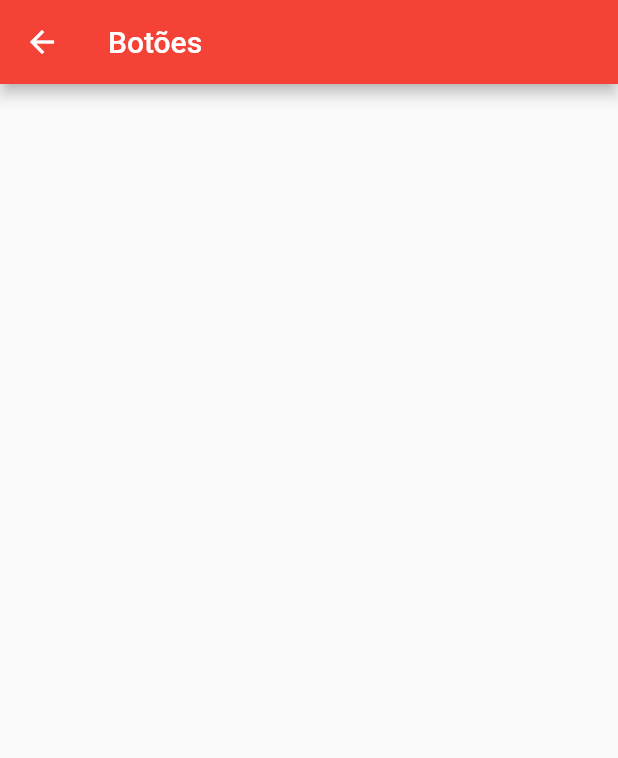
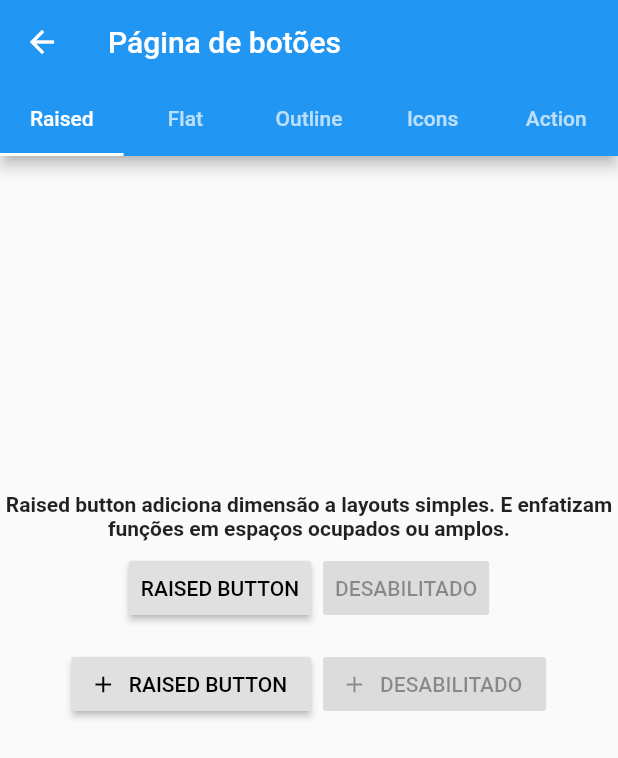
Before and after one commit to owilliamnet/flutter_widgets_demo, a Flutter app: the screen it shows after launch, in the side drawer, after a tap on "Botões", on a phone screen of 412 x 824 dp. Shown: the top 758 px of the screen. Run offline on Flutter 3.47's test engine with Material 2 defaults, Android fonts, the phone set to English and light mode, and no system bars; network calls fail.

Commit message:
Atualizações até o dia 20180906

```diff
--- a/lib/botoes_page.dart
+++ b/lib/botoes_page.dart
@@ -6,13 +6,189 @@ class BotoesPage extends StatefulWidget {
 }
 
 class _BotoesPageState extends State<BotoesPage> {
+  ShapeBorder _buttonShape;
+
   @override
   Widget build(BuildContext context) {
+    final ButtonThemeData buttonTheme = ButtonTheme.of(context).copyWith(
+      shape: _buttonShape,
+    );
     return Scaffold(
-      appBar: AppBar(
-        title: Text('Botões'),
-        backgroundColor: Colors.red,
+      body: DefaultTabController(
+        length: 5,
+        child: Scaffold(
+          appBar: AppBar(
+            title: Text('Página de botões'),
+            bottom: TabBar(
+              tabs: [
+                Tab(text: 'Raised'),
+                Tab(text: 'Flat'),
+                Tab(text: 'Outline'),
+                Tab(text: 'Icons'),
+                Tab(text: 'Action'),
+              ],
+            ),
+          ),
+          body: TabBarView(
+            children: <Widget>[
+              ButtonTheme.fromButtonThemeData(
+                data: buttonTheme,
+                child: buildRaisedButtons(
+                    'Raised button adiciona dimensão a layouts simples. E enfatizam funções em espaços ocupados ou amplos.'),
+              ),
+              ButtonTheme.fromButtonThemeData(
+                data: buttonTheme,
+                child: buildFlatButtons(
+                    'Flat button é um botão mais "clean". Recomendado em barra de ferramentas e nas caixas de diálogos.'),
+              ),
+              ButtonTheme.fromButtonThemeData(
+                data: buttonTheme,
+                child: builsOutLineButton('OutLineButton são opacos e elevam-se quando são pressionados.'),
+              ),
+              Tab(text: 'Icons'),
+              Tab(text: 'Action'),
+            ],
+          ),
+        ),
       ),
     );
   }
 }
+
+Widget builsOutLineButton(title) {
+  return Align(
+    alignment: const Alignment(0.0, -0.2),
+    child: Column(mainAxisSize: MainAxisSize.min, children: <Widget>[
+      Text(
+        title,
+        textAlign: TextAlign.center,
+        style: TextStyle(fontWeight: FontWeight.bold),
+      ),
+      ButtonBar(
+        mainAxisSize: MainAxisSize.min,
+        children: <Widget>[
+          OutlineButton(
+            child: Text('OutLine Button'),
+            color: Colors.teal,
+            onPressed: (){},
+          ),
+          OutlineButton(
+            child: Text('Outline OFF'),
+            color: Colors.teal,
+            onPressed: null,
+          ),
+        ],
+      ),
+      ButtonBar(
+        mainAxisSize: MainAxisSize.min,
+        children: <Widget> [
+          OutlineButton.icon(
+            icon: Icon(Icons.dashboard),
+            label: Text('Outline icon'),
+            onPressed: (){},
+          ),
+          OutlineButton.icon(
+            icon: Icon(Icons.dashboard),
+            label: Text('Outline off'),
+            onPressed: null,
+          ),
+        ],
+      ),
+    ]),
+  );
+}
+
+Widget buildFlatButtons(title) {
+  return Align(
+    alignment: const Alignment(0.0, -0.2),
+    child: Column(
+      mainAxisSize: MainAxisSize.min,
+      children: <Widget>[
+        Text(
+          title,
+          textAlign: TextAlign.center,
+          style: TextStyle(fontWeight: FontWeight.bold),
+        ),
+        ButtonBar(mainAxisSize: MainAxisSize.min, children: <Widget>[
+          FlatButton(
+              child: Text('FLAT BUTTON'),
+              color: Colors.red[400],
+              onPressed: () {}),
+          FlatButton(
+              child: Text('DESABILITADO'),
+              onPressed: null),
+        ]),
+        ButtonBar(
+          mainAxisSize: MainAxisSize.min,
+          children: <Widget>[
+            FlatButton.icon(
+              label: Text('FLAT BUTTON',style: TextStyle(color: Colors.white),),
+              color: Colors.red[400],
+              icon: Icon(
+                Icons.camera,
+                color: Colors.yellow,
+                size: 18.0,
+              ),
+              onPressed: () {},
+            ),
+            FlatButton.icon(
+              label: Text('DESABILITADO'),
+              icon: Icon(
+                Icons.camera,
+                size: 18.0,
+              ),
+              onPressed: null,
+            ),
+          ],
+        )
+      ],
+    ),
+  );
+}
+
+Widget buildRaisedButtons(title) {
+  return Align(
+      alignment: Alignment(0.0, -0.2),
+      child: Column(
+        mainAxisSize: MainAxisSize.min,
+        children: <Widget>[
+          Text(title,
+              textAlign: TextAlign.center,
+              style: TextStyle(fontWeight: FontWeight.bold)),
+          ButtonBar(
+            mainAxisSize: MainAxisSize.min,
+            children: <Widget>[
+              RaisedButton(
+                child: const Text('RAISED BUTTON'),
+                onPressed: () {},
+              ),
+              RaisedButton(
+                child: const Text('DESABILITADO'),
+                onPressed: null,
+              ),
+            ],
+          ),
+          ButtonBar(
+            mainAxisSize: MainAxisSize.min,
+            children: <Widget>[
+              RaisedButton.icon(
+                icon: const Icon(
+                  Icons.add,
+                  size: 18.0,
+                ),
+                label: Text('RAISED BUTTON'),
+                onPressed: () {},
+              ),
+              RaisedButton.icon(
+                icon: const Icon(
+                  Icons.add,
+                  size: 18.0,
+                ),
+                label: Text('DESABILITADO'),
+                onPressed: null,
+              ),
+            ],
+          ),
+        ],
+      ));
+}
--- a/lib/home_page.dart
+++ b/lib/home_page.dart
@@ -49,7 +49,7 @@ class _HomePageState extends State<HomePage> {
             ListTile(
                 title: Text(
                   'Botões',
-                  style: TextStyle(color: Colors.red),
+                  style: TextStyle(color: Colors.black),
                 ),
                 trailing: Icon(Icons.arrow_forward),
                 onTap: () {
@@ -57,11 +57,10 @@ class _HomePageState extends State<HomePage> {
                   Navigator.of(context).push(MaterialPageRoute(
                       builder: (BuildContext context) => BotoesPage()));
                 }),
-            Divider(),
             ListTile(
               title: Text(
                 'Listas',
-                style: TextStyle(color: Colors.red),
+                style: TextStyle(color: Colors.black),
               ),
               trailing: Icon(Icons.list),
               onTap: () {
@@ -70,11 +69,10 @@ class _HomePageState extends State<HomePage> {
                     builder: (BuildContext context) => ListasPage()));
               },
             ),
-            Divider(),
             ListTile(
               title: Text(
                 'Cards',
-                style: TextStyle(color: Colors.red),
+                style: TextStyle(color: Colors.black),
               ),
               trailing: Icon(Icons.tag_faces),
               onTap: () {
@@ -83,6 +81,18 @@ class _HomePageState extends State<HomePage> {
                     builder: (BuildContext context) => CardsPage()));
               },
             ),
+            Divider(),
+            ListTile(
+              title:
+                  Text('Cancelar', style: TextStyle(color: Colors.redAccent)),
+              trailing: Icon(
+                Icons.close,
+                color: Colors.redAccent,
+              ),
+              onTap: () {
+                Navigator.of(context).pop();
+              },
+            ),
           ],
         ),
       ),
--- a/lib/listas_page.dart
+++ b/lib/listas_page.dart
@@ -10,12 +10,12 @@ class _ListasPageState extends State<ListasPage> {
   Widget build(BuildContext context) {
     return Scaffold(
       appBar: AppBar(
-        title: Text('Listas'),
+        title: Text('Listas 2'),
         centerTitle: true,
         backgroundColor : Colors.lightGreenAccent
       ),
       body: Center(
-        child: Text('Listas'),
+        child: Text('Listas 2'),
       )
     );
   }
```
